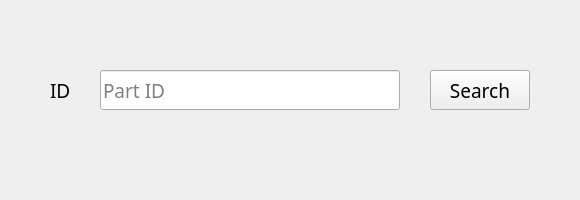
First picture: the form in UI/SearchEditPartLoop.ui, repository Tenesh/PartLoop, before the edit.
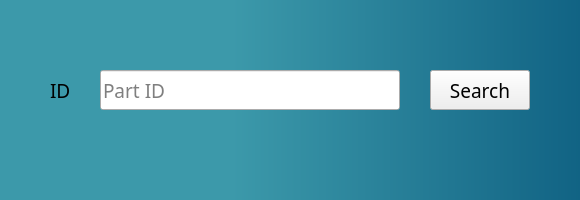
Second picture: the form after the edit.

```diff
--- a/UI/SearchEditPartLoop.ui
+++ b/UI/SearchEditPartLoop.ui
@@ -25,6 +25,12 @@
   <property name="windowTitle">
    <string>Search Edit</string>
   </property>
+  <property name="styleSheet">
+   <string notr="true">#DialogActionSearchEdit{
+	background-color: qlineargradient(spread:pad, x1:0, y1:0, x2:1, y2:0, stop:0.4 rgba(60, 153, 170, 255), stop:1 rgba(17, 99, 132, 255));
+}
+</string>
+  </property>
   <widget class="QLabel" name="labelSearchEditId">
    <property name="geometry">
     <rect>
```
Left out of the diff: 3 changed lines with no effect on the pictures.
